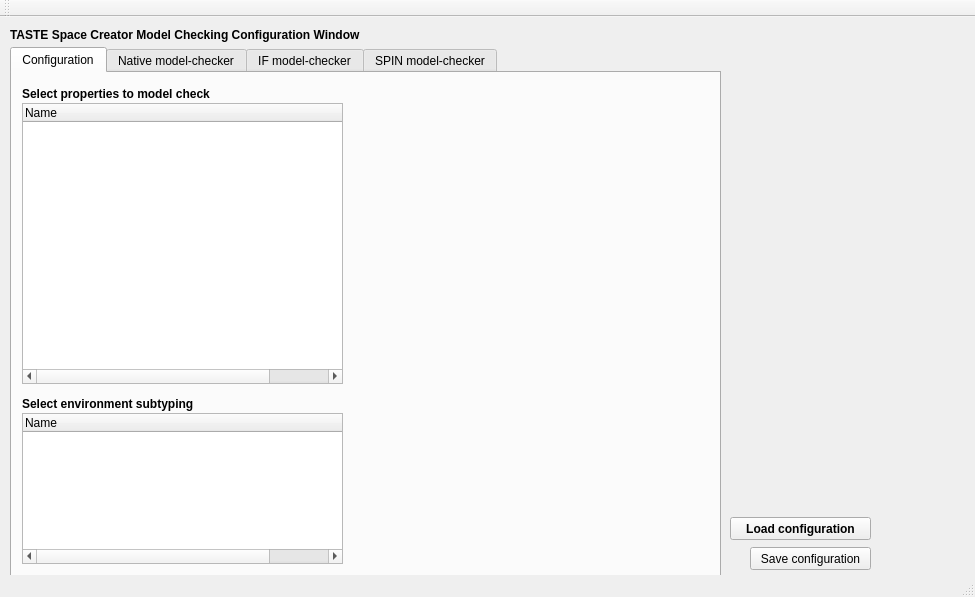
This is src/libs/libiveditor/modelchecking/modelcheckingwindow.ui in esa/spacecreator as Qt 5 draws it before an edit. The edited form follows.
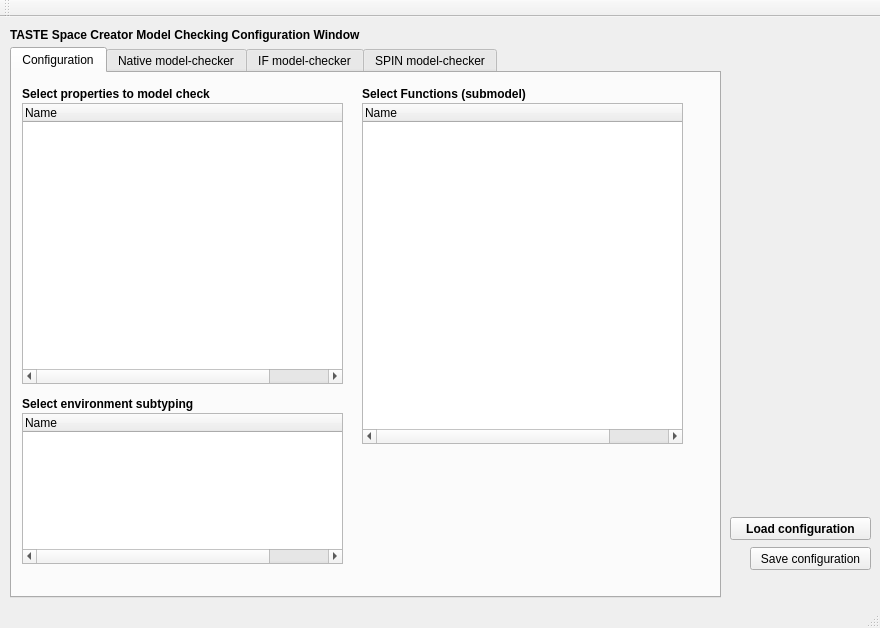
This is the edited form.

Commit message: Added list of preselected model Functions and linked to project directory to fetch properties, etc.

```diff
--- a/src/libs/libiveditor/modelchecking/modelcheckingwindow.ui
+++ b/src/libs/libiveditor/modelchecking/modelcheckingwindow.ui
@@ -6,8 +6,8 @@
    <rect>
     <x>0</x>
     <y>0</y>
-    <width>975</width>
-    <height>597</height>
+    <width>880</width>
+    <height>628</height>
    </rect>
   </property>
   <property name="windowTitle">
@@ -20,7 +20,7 @@
       <x>10</x>
       <y>30</y>
       <width>711</width>
-      <height>531</height>
+      <height>551</height>
      </rect>
     </property>
     <property name="currentIndex">
@@ -131,6 +131,49 @@
        </property>
       </column>
      </widget>
+     <widget class="QTreeWidget" name="treeWidget_submodel">
+      <property name="geometry">
+       <rect>
+        <x>350</x>
+        <y>30</y>
+        <width>321</width>
+        <height>341</height>
+       </rect>
+      </property>
+      <attribute name="headerDefaultSectionSize">
+       <number>400</number>
+      </attribute>
+      <attribute name="headerMinimumSectionSize">
+       <number>400</number>
+      </attribute>
+      <attribute name="headerStretchLastSection">
+       <bool>false</bool>
+      </attribute>
+      <column>
+       <property name="text">
+        <string>Name</string>
+       </property>
+      </column>
+     </widget>
+     <widget class="QLabel" name="label_15">
+      <property name="geometry">
+       <rect>
+        <x>350</x>
+        <y>10</y>
+        <width>241</width>
+        <height>21</height>
+       </rect>
+      </property>
+      <property name="font">
+       <font>
+        <weight>75</weight>
+        <bold>true</bold>
+       </font>
+      </property>
+      <property name="text">
+       <string>Select Functions (submodel)</string>
+      </property>
+     </widget>
     </widget>
     <widget class="QWidget" name="tab_2">
      <attribute name="title">
```
The commit also changes 5 other files.
